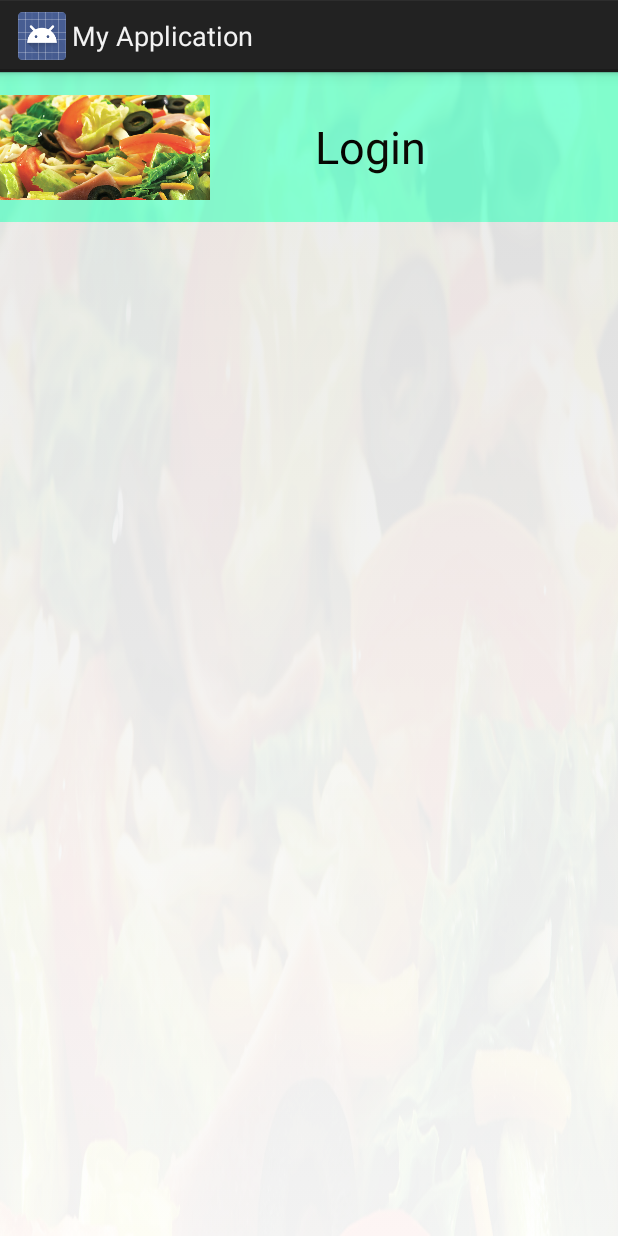
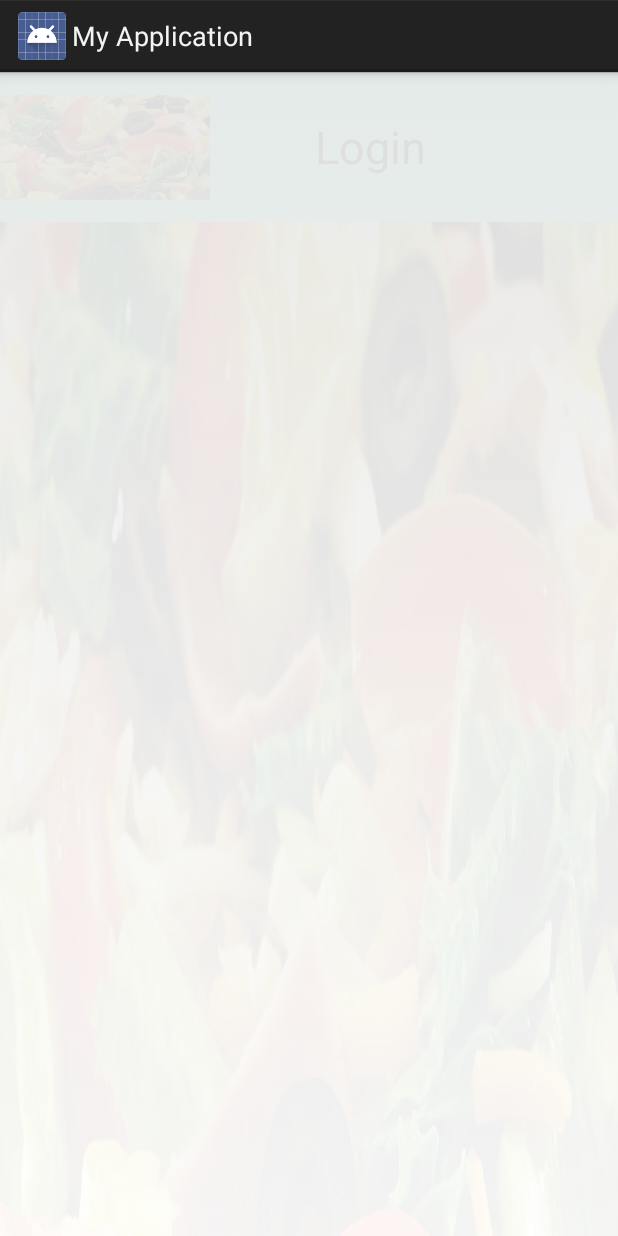
Before and after one commit to dk2823/SemesterProject, an Android app: the screen it shows after launch (MainActivity), on a phone screen of 412 x 824 dp. Run offline under Robolectric (Android 15) with nearby library versions, the phone set to English and light mode, and no system bars.

Commit message:
11/8/16 10:47am

```diff
--- a/app/src/main/res/layout/activity_main.xml
+++ b/app/src/main/res/layout/activity_main.xml
@@ -2,7 +2,9 @@
 <RelativeLayout xmlns:android="http://schemas.android.com/apk/res/android"
     android:id="@+id/activity_main"
     android:layout_width="match_parent"
-    android:layout_height="match_parent">
+    android:layout_height="match_parent"
+    android:background="@mipmap/salad"
+    android:alpha="0.05">
 
     <LinearLayout
         android:id="@+id/header"
@@ -27,14 +29,6 @@
 
     </LinearLayout>
 
-    <LinearLayout
-        android:layout_alignTop="@id/header"
-        android:layout_width="match_parent"
-        android:layout_height="match_parent"
-        android:background="@mipmap/salad"
-        android:alpha="0.05"
-        android:orientation="vertical">
-    </LinearLayout>
 
     <TextView
         android:id="@+id/username_label"
```
